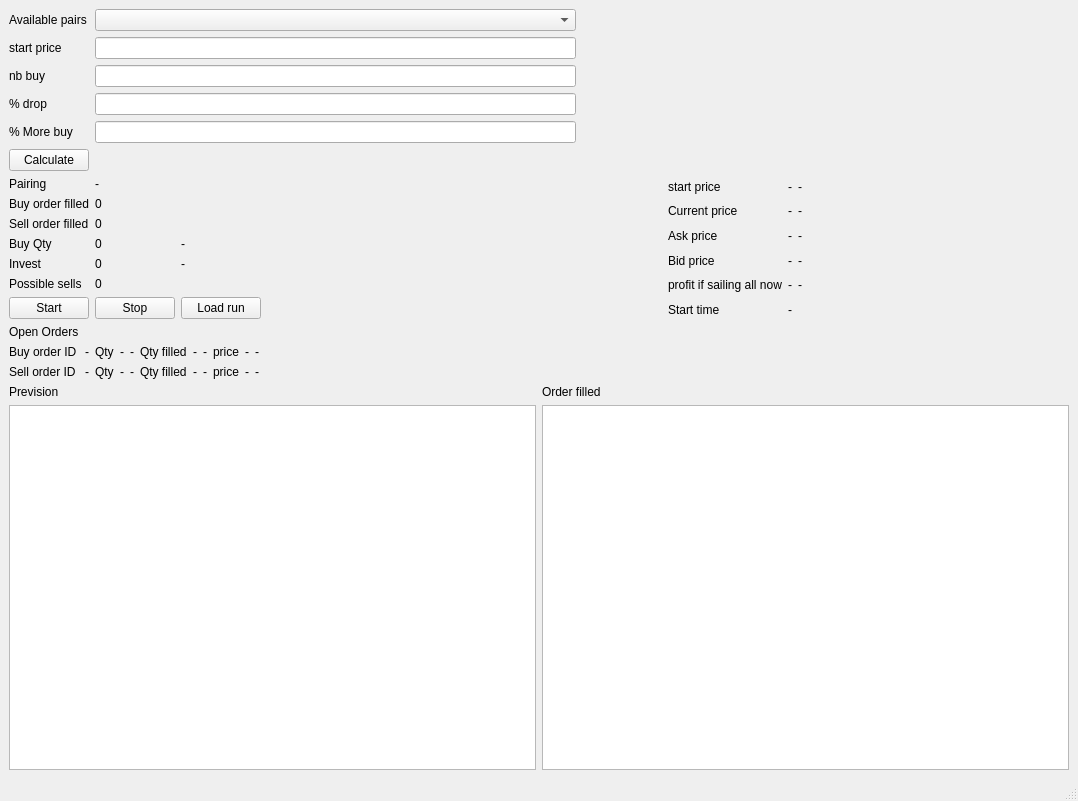
Above: main.ui from jcorriveau23/crypto-bot before the change. Below: the same form after it.
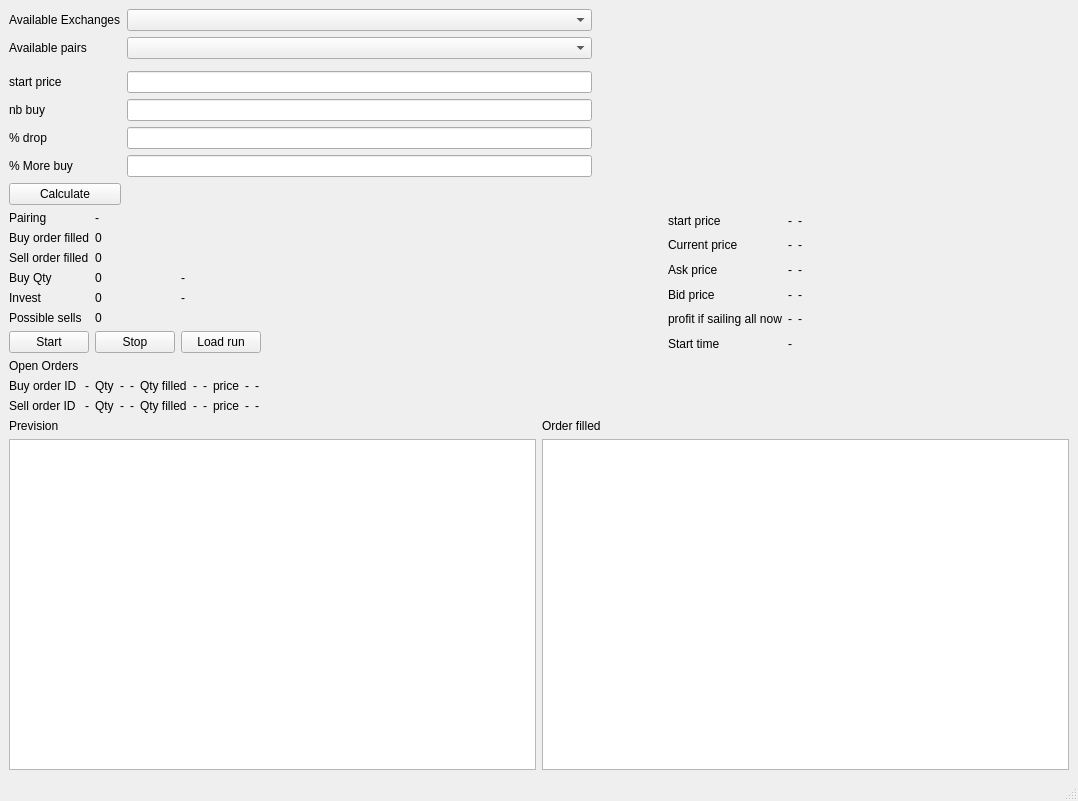
That is the form after the change.

Commit message: added combo box for available exchange + dynamic available pair when change exchange

Patch:
```diff
--- a/main.ui
+++ b/main.ui
@@ -17,44 +17,54 @@
    <layout class="QVBoxLayout" name="verticalLayout">
     <item>
      <layout class="QGridLayout" name="gridLayout_2">
-      <item row="5" column="0">
-       <widget class="QPushButton" name="calculate_button">
+      <item row="0" column="0">
+       <widget class="QLabel" name="label_30">
         <property name="text">
-         <string>Calculate</string>
+         <string>Available Exchanges</string>
         </property>
        </widget>
       </item>
-      <item row="1" column="1">
-       <widget class="QLineEdit" name="start_price_text_input"/>
-      </item>
-      <item row="2" column="1">
-       <widget class="QLineEdit" name="nb_buy_text_input"/>
-      </item>
-      <item row="1" column="0">
+      <item row="3" column="0">
        <widget class="QLabel" name="label_2">
         <property name="text">
          <string>start price</string>
         </property>
        </widget>
       </item>
-      <item row="2" column="0">
-       <widget class="QLabel" name="label_3">
+      <item row="3" column="2">
+       <widget class="QLineEdit" name="start_price_text_input"/>
+      </item>
+      <item row="4" column="2">
+       <widget class="QLineEdit" name="nb_buy_text_input"/>
+      </item>
+      <item row="7" column="0">
+       <widget class="QPushButton" name="calculate_button">
         <property name="text">
-         <string>nb buy</string>
+         <string>Calculate</string>
         </property>
        </widget>
       </item>
-      <item row="2" column="2">
+      <item row="5" column="0">
+       <widget class="QLabel" name="label_4">
+        <property name="text">
+         <string>% drop</string>
+        </property>
+       </widget>
+      </item>
+      <item row="1" column="2">
+       <widget class="QComboBox" name="pair_comboBox"/>
+      </item>
+      <item row="4" column="3">
        <widget class="QLabel" name="label_5">
         <property name="text">
          <string/>
         </property>
        </widget>
       </item>
-      <item row="0" column="1">
-       <widget class="QComboBox" name="pair_comboBox"/>
+      <item row="5" column="2">
+       <widget class="QLineEdit" name="drop_poucent_text_input"/>
       </item>
-      <item row="0" column="3" rowspan="6">
+      <item row="1" column="4" rowspan="7">
        <spacer name="horizontalSpacer">
         <property name="orientation">
          <enum>Qt::Horizontal</enum>
@@ -67,33 +77,33 @@
         </property>
        </spacer>
       </item>
-      <item row="3" column="0">
-       <widget class="QLabel" name="label_4">
-        <property name="text">
-         <string>% drop</string>
-        </property>
-       </widget>
-      </item>
-      <item row="3" column="1">
-       <widget class="QLineEdit" name="drop_poucent_text_input"/>
-      </item>
-      <item row="0" column="0">
-       <widget class="QLabel" name="label">
-        <property name="text">
-         <string>Available pairs</string>
-        </property>
-       </widget>
-      </item>
       <item row="4" column="0">
+       <widget class="QLabel" name="label_3">
+        <property name="text">
+         <string>nb buy</string>
+        </property>
+       </widget>
+      </item>
+      <item row="6" column="0">
        <widget class="QLabel" name="label_27">
         <property name="text">
          <string>% More buy</string>
         </property>
        </widget>
       </item>
-      <item row="4" column="1">
+      <item row="6" column="2">
        <widget class="QLineEdit" name="percent_more_buy_label"/>
       </item>
+      <item row="1" column="0">
+       <widget class="QLabel" name="label">
+        <property name="text">
+         <string>Available pairs</string>
+        </property>
+       </widget>
+      </item>
+      <item row="0" column="2">
+       <widget class="QComboBox" name="exchange_comboBox"/>
+      </item>
      </layout>
     </item>
     <item>
```
The commit also changes 2 other files.
